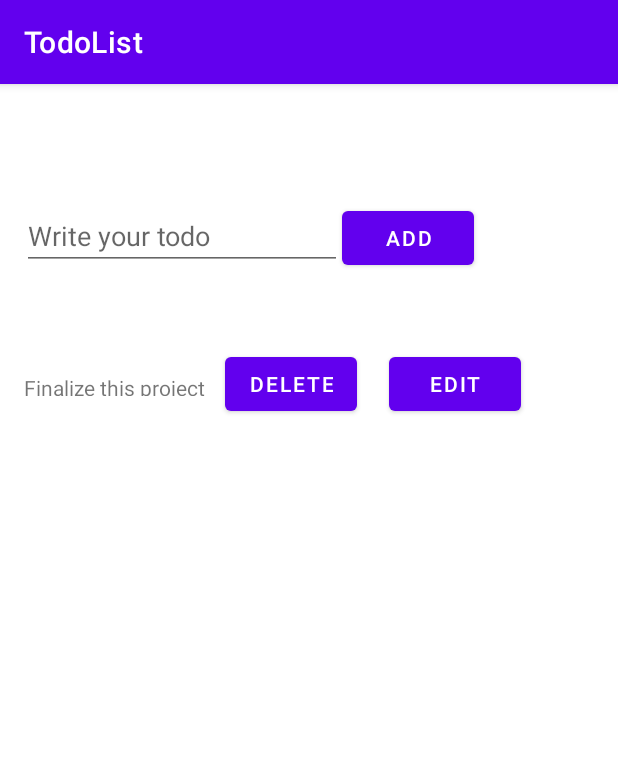
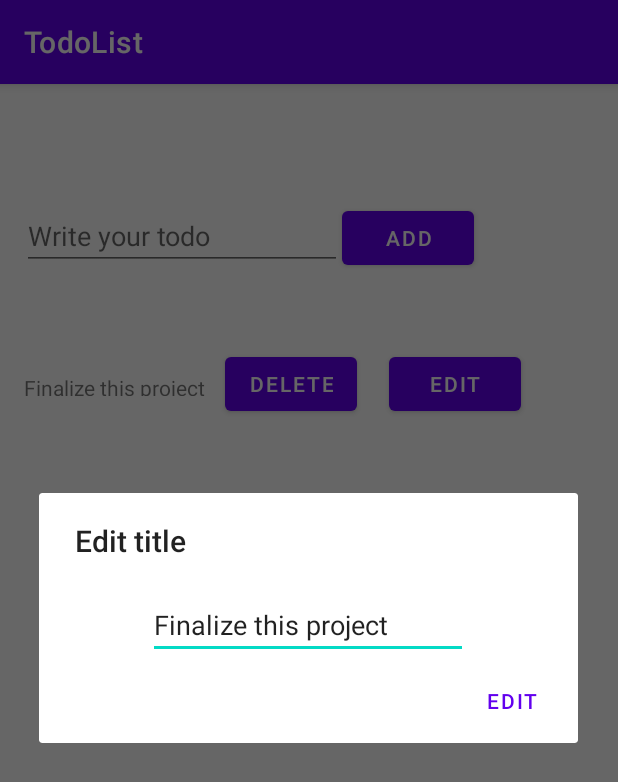
Before and after one commit to JoaoWitorFelipe/todo_list_android, an Android app: the screen it shows after launch (MainActivity), after a tap on "EDIT", on a phone screen of 412 x 824 dp. Shown: the top 782 px of the screen. Run offline under Robolectric (Android 15) with nearby library versions, the phone set to English and light mode, and no system bars.

Commit message:
add alertdialog in mainactivity

```diff
--- a/app/src/main/java/com/example/todolist/MainActivity.kt
+++ b/app/src/main/java/com/example/todolist/MainActivity.kt
@@ -1,5 +1,6 @@
 package com.example.todolist
 
+import android.content.DialogInterface
 import android.content.Intent
 import androidx.appcompat.app.AppCompatActivity
 import android.os.Bundle
@@ -8,6 +9,7 @@ import android.view.ViewGroup
 import android.widget.Button
 import android.widget.EditText
 import android.widget.TextView
+import androidx.appcompat.app.AlertDialog
 import androidx.constraintlayout.widget.ConstraintLayout
 import androidx.recyclerview.widget.LinearLayoutManager
 import androidx.recyclerview.widget.RecyclerView
@@ -19,7 +21,7 @@ class MainActivity : AppCompatActivity() {
     private lateinit var recyclerView: RecyclerView
     private lateinit var viewAdapter: RecyclerView.Adapter<*>
     private lateinit var viewManager: RecyclerView.LayoutManager
-    private val myDataSet: ArrayList<TodoItem> = arrayListOf(TodoItem("Finalize this project"))
+    private var myDataSet: ArrayList<TodoItem> = arrayListOf(TodoItem("Finalize this project"))
 
     override fun onCreate(savedInstanceState: Bundle?) {
         super.onCreate(savedInstanceState)
@@ -57,13 +59,28 @@ class MainActivity : AppCompatActivity() {
     }
 
     private fun openEditAlertDialog(position: Int) {
-        val todoItem = myDataSet[position];
-        val alertDialog = EditTitleDialogFragment(todoItem)
+        val alertDialog = AlertDialog.Builder(this)
 
-        alertDialog.setTargetFragment(alertDialog, 0)
-        alertDialog.show(supportFragmentManager, "EditTitleDialog")
+        val view = LayoutInflater.from(this).inflate(R.layout.fragment_edit_title_dialog,
+                null, false)
 
-        alertDialog.
+        alertDialog.setTitle("Edit title")
+        alertDialog.setView(view)
+
+
+        val inputEditText = view.findViewById<EditText>(R.id.editTitleDialog)
+
+        val itemToEditTitle = myDataSet[position]
+        inputEditText.setText(itemToEditTitle.title)
+
+        alertDialog.setPositiveButton("EDIT", DialogInterface.OnClickListener { _,_ ->
+            itemToEditTitle.title = inputEditText.text.toString()
+            viewAdapter.notifyItemChanged(position)
+        })
+
+
+        alertDialog.show();
+
     }
 
     class MyAdapter(
--- a/app/src/main/java/com/example/todolist/models/TodoItem.kt
+++ b/app/src/main/java/com/example/todolist/models/TodoItem.kt
@@ -1,3 +1,3 @@
 package com.example.todolist.models
 
-class TodoItem(val title: String?)
+class TodoItem(var title: String?)
```
